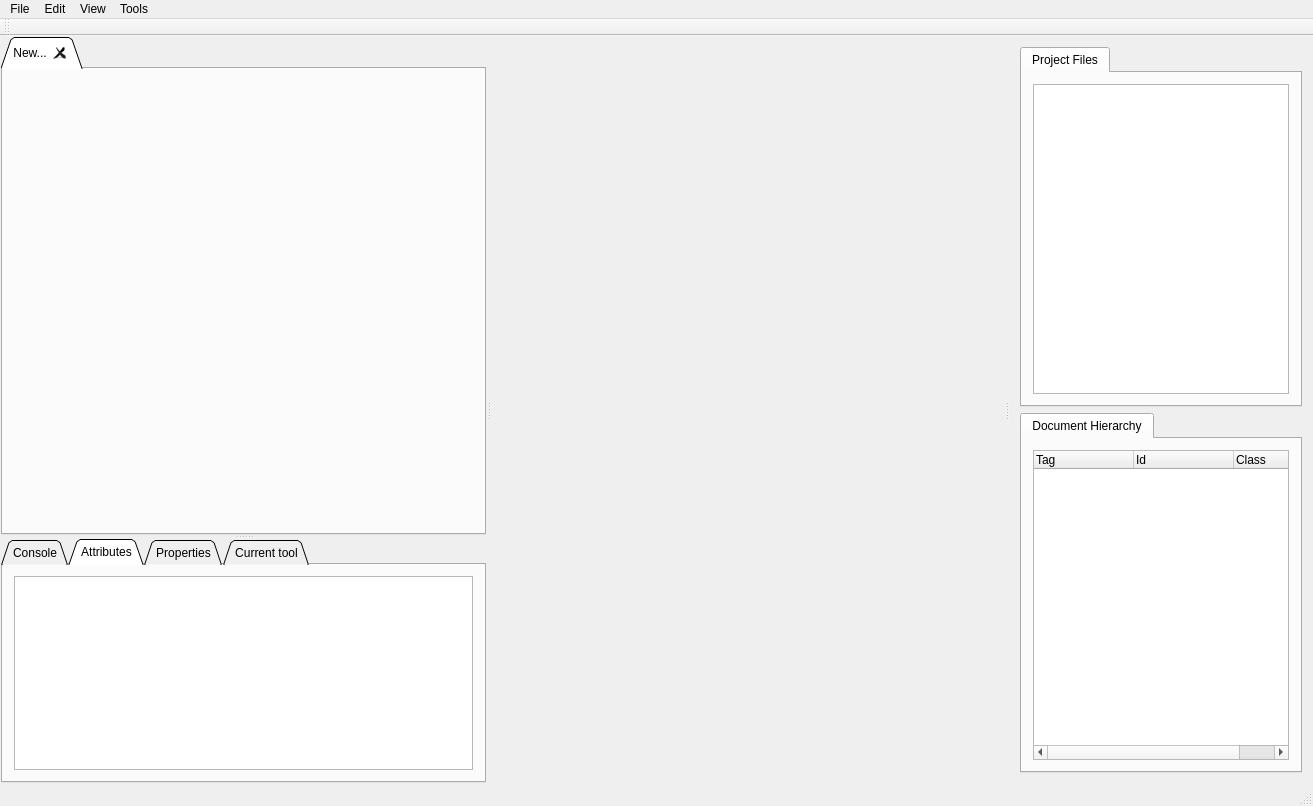
The window that ui/rockete.ui (harmy/Rockete) describes before a commit, drawn with Qt 5.
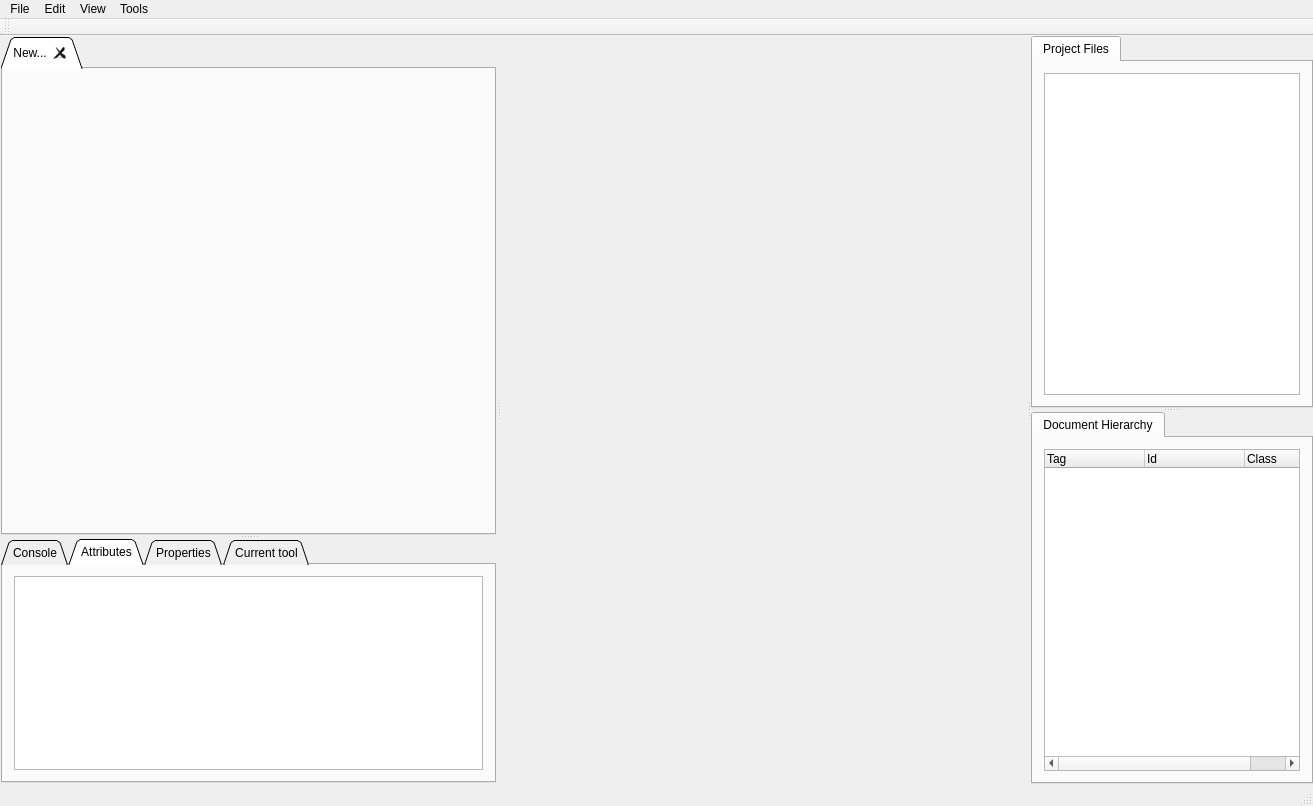
The same window after the commit. Icons and pictures are not drawn. Custom widgets are drawn as their Qt base class.

Commit message: added missing files can click the rendering view to select in hierarchy tree right panel resizable

```diff
--- a/ui/rockete.ui
+++ b/ui/rockete.ui
@@ -145,9 +145,10 @@
         </size>
        </property>
       </widget>
-      <widget class="QWidget" name="verticalLayoutWidget">
-       <layout class="QVBoxLayout" name="verticalLayout">
-        <item>
+      <widget class="QSplitter" name="rightPaneSplitter">
+       <property name="orientation">
+        <enum>Qt::Vertical</enum>
+       </property>
          <widget class="QTabWidget" name="tabWidget">
           <property name="currentIndex">
            <number>0</number>
@@ -172,8 +173,6 @@
            </layout>
           </widget>
          </widget>
-        </item>
-        <item>
          <widget class="QTabWidget" name="tabWidget_2">
           <property name="currentIndex">
            <number>0</number>
@@ -223,8 +222,6 @@
            </layout>
           </widget>
          </widget>
-        </item>
-       </layout>
       </widget>
      </widget>
     </item>
```
Left out of the diff: 12 changed lines with no effect on the pictures. Lines whose indentation alone changed are shown as unchanged. The commit also changes 3 other files.
